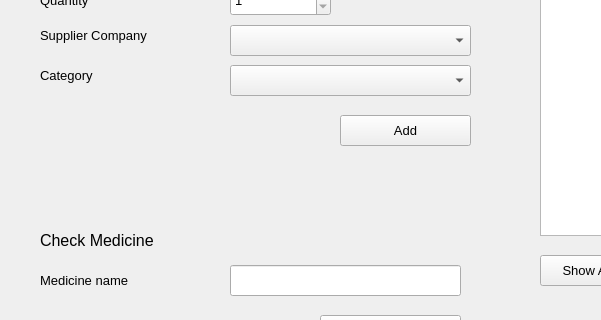
This is medicine_window/medicine_window.ui in osamamuhammad3623/pharmacy_management_system as Qt 5 draws it before an edit; both pictures show x 0 to 601 and y 295 to 615 of the 980 by 720 pixel window. The edited form follows.
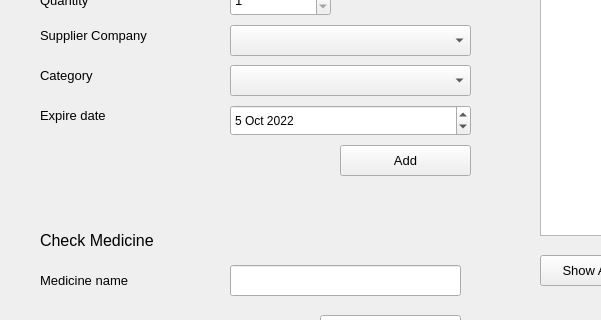
This is the edited form.

```diff
--- a/medicine_window/medicine_window.ui
+++ b/medicine_window/medicine_window.ui
@@ -149,7 +149,7 @@
    <property name="geometry">
     <rect>
      <x>340</x>
-     <y>410</y>
+     <y>440</y>
      <width>131</width>
      <height>31</height>
     </rect>
@@ -559,7 +559,7 @@
    <property name="geometry">
     <rect>
      <x>40</x>
-     <y>440</y>
+     <y>460</y>
      <width>441</width>
      <height>61</height>
     </rect>
@@ -573,6 +573,41 @@
     <string/>
    </property>
   </widget>
+  <widget class="QLabel" name="label_14">
+   <property name="geometry">
+    <rect>
+     <x>40</x>
+     <y>390</y>
+     <width>101</width>
+     <height>41</height>
+    </rect>
+   </property>
+   <property name="font">
+    <font>
+     <pointsize>10</pointsize>
+    </font>
+   </property>
+   <property name="text">
+    <string>Expire date</string>
+   </property>
+  </widget>
+  <widget class="QDateEdit" name="ex_date">
+   <property name="geometry">
+    <rect>
+     <x>230</x>
+     <y>400</y>
+     <width>241</width>
+     <height>31</height>
+    </rect>
+   </property>
+   <property name="date">
+    <date>
+     <year>2022</year>
+     <month>10</month>
+     <day>5</day>
+    </date>
+   </property>
+  </widget>
  </widget>
  <resources/>
  <connections/>
```
